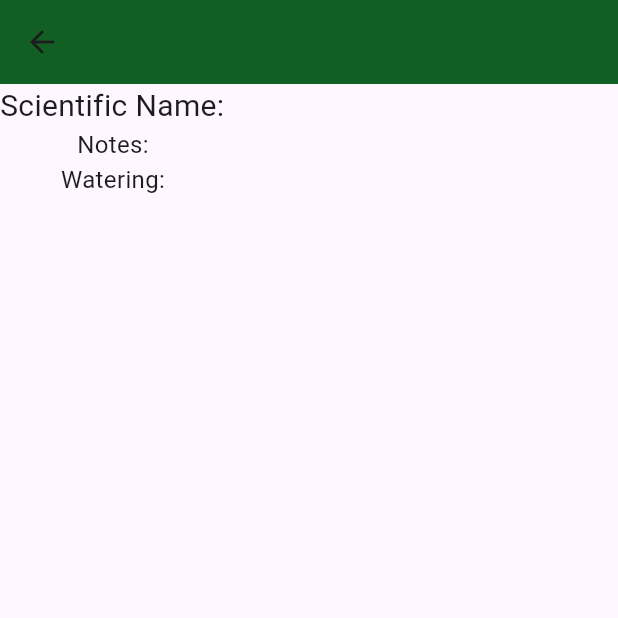
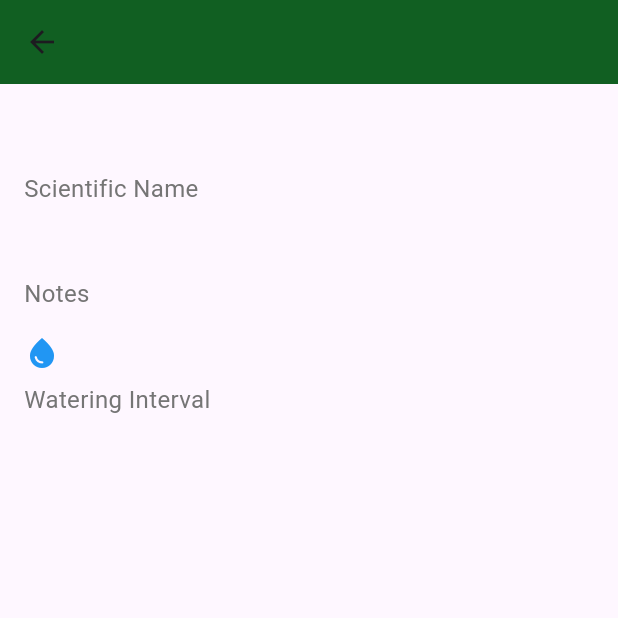
Before and after one commit to luizfeliperomero/plantarium-flutter, a Flutter app: the PlantDetails screen opened directly with empty values, on a phone screen of 412 x 824 dp, the top half of it. Run offline on Flutter 3.47's test engine with Material 3 defaults, Android fonts, the phone set to English and light mode, and no system bars; our stand-ins replace flutter_easyloading, flutter_signin_button, google_sign_in, image_picker, sqflite; accounts and stored records are empty; project files that could hold a hidden picture were left out.

Commit message:
Version 1

```diff
--- a/lib/controller/signup_controller.dart
+++ b/lib/controller/signup_controller.dart
@@ -14,7 +14,7 @@ class SignUpController extends ChangeNotifier {
         showTopImg = state;
         notifyListeners();
     }
-    signUp(User user) async {
+    signUp(User user, context) async {
         try {
             var response = await http.post(url, body: {
                 "first_name": user.firstName,
@@ -23,8 +23,10 @@ class SignUpController extends ChangeNotifier {
                 "email": user.email,
                 "password": user.password_,
             });
-            //print(jsonDecode(response.body));
             log(response.body);
+            if(response.statusCode == 200) {
+                Navigator.of(context).pushNamed("/signin");
+            }
         } catch(err) {
             print(err);
         }
--- a/lib/screens/create_garden.dart
+++ b/lib/screens/create_garden.dart
@@ -1,6 +1,7 @@
 import 'package:flutter/material.dart';
 import 'package:plantarium/model/garden.dart';
 import 'package:plantarium/service/garden_service.dart';
+import 'package:plantarium/service/route_guard_service.dart';
 
 class CreateGarden extends StatelessWidget {
   TextEditingController _gardenNameController = TextEditingController();
@@ -42,7 +43,7 @@ class CreateGarden extends StatelessWidget {
                   String gardenName = _gardenNameController.text;
                   Garden garden = Garden(gardenName, 1);
                   GardenService().saveGarden(garden);
-                  print('Garden Name: $gardenName');
+                  RouteGuardService.navigate(context);
                 },
                 child: Padding(
                   padding: EdgeInsets.symmetric(vertical: 16.0, horizontal: 32.0),
--- a/lib/screens/garden.dart
+++ b/lib/screens/garden.dart
@@ -1,3 +1,5 @@
+import 'dart:developer';
+
 import 'package:flutter/material.dart';
 import 'package:flutter_easyloading/flutter_easyloading.dart';
 import 'package:plantarium/model/plant.dart';
@@ -83,6 +85,7 @@ class GardenState extends State<GardenScreen>{
                       plant.gardenId = garden.gardenId;
                       plantService.save(plant);
                       EasyLoading.dismiss();
+                      _refreshPlants();
                     });
                   });
                 },
--- a/lib/screens/plant_details.dart
+++ b/lib/screens/plant_details.dart
@@ -2,7 +2,6 @@ import 'package:flutter/material.dart';
 import 'package:plantarium/model/plant.dart';
 
 class PlantDetails extends StatelessWidget {
-
   @override
   Widget build(BuildContext context) {
     final Plant plant = ModalRoute.of(context)?.settings.arguments as Plant;
@@ -12,13 +11,65 @@ class PlantDetails extends StatelessWidget {
         centerTitle: true,
         backgroundColor: Color(0xff115f22),
       ),
-            body: Column(
+      body: Padding(
+        padding: const EdgeInsets.all(16.0),
+        child: Column(
+          crossAxisAlignment: CrossAxisAlignment.start,
           children: [
-                Text("Scientific Name: " + plant.scientificName, style: TextStyle(fontSize: 20)),
-                Text("Notes: " + plant.notes, style: TextStyle(fontSize: 16)),
-              Text("Watering: " + plant.wateringInterval, style: TextStyle(fontSize: 16)),
-            ]
-        )
+            Text(
+              plant.scientificName,
+              style: TextStyle(
+                fontSize: 24,
+                fontWeight: FontWeight.bold,
+              ),
+            ),
+            SizedBox(height: 8),
+            Text(
+              "Scientific Name",
+              style: TextStyle(
+                fontSize: 16,
+                color: Colors.grey[600],
+              ),
+            ),
+            SizedBox(height: 16),
+            Text(
+              plant.notes,
+              style: TextStyle(fontSize: 16),
+            ),
+            SizedBox(height: 8),
+            Text(
+              "Notes",
+              style: TextStyle(
+                fontSize: 16,
+                color: Colors.grey[600],
+              ),
+            ),
+            SizedBox(height: 16),
+            Row(
+              crossAxisAlignment: CrossAxisAlignment.start,
+              children: [
+                Icon(Icons.water_drop, color: Colors.blue),
+                SizedBox(width: 8),
+                Expanded(
+                  child: Text(
+                    plant.wateringInterval,
+                    style: TextStyle(fontSize: 16),
+                    overflow: TextOverflow.visible,
+                  ),
+                ),
+              ],
+            ),
+            SizedBox(height: 8),
+            Text(
+              "Watering Interval",
+              style: TextStyle(
+                fontSize: 16,
+                color: Colors.grey[600],
+              ),
+            ),
+          ],
+        ),
+      ),
     );
   }
 }
--- a/lib/service/plant_detection_service.dart
+++ b/lib/service/plant_detection_service.dart
@@ -1,4 +1,4 @@
-import "dart:convert";
+import "dart:developer";
 
 import "package:http/http.dart" as http;
 
@@ -10,6 +10,8 @@ class PlantDetectionService {
       final response = await http.post(url, body: {
        "image" : base64Image
       });
+      log("DETECTION SERVICE");
+      log(response.body);
       return response.body;
     } catch(err) {
       print(err);
--- a/lib/service/plant_service.dart
+++ b/lib/service/plant_service.dart
@@ -1,3 +1,5 @@
+import 'dart:developer';
+
 import 'package:plantarium/model/garden.dart';
 import 'package:plantarium/model/plant.dart';
 import "package:http/http.dart" as http;
@@ -10,6 +12,7 @@ class PlantService {
   var url = Uri.http("${api}", "api/v1/plant/save");
 
   void save(Plant plant) async {
+    log("IN PLANT SERVICE");
     try {
       User user = await SQLHelper.getUser();
       await http.post(url, body: {
--- a/lib/widgets/signup_form.dart
+++ b/lib/widgets/signup_form.dart
@@ -1,3 +1,5 @@
+import "dart:developer";
+
 import "package:flutter/material.dart";
 import "package:plantarium/controller/signup_controller.dart";
 import "package:plantarium/model/user.dart";
@@ -192,9 +194,9 @@ class SignUpFormStep extends State<SignUpForm> {
     }
 
     Future createUser() async {
-        User user = User(firstNameTEC.text, lastNameTEC.text, emailTEC.text, false, phoneNumberTEC.text, passwordTEC.text);
+        User user = User(firstNameTEC.text, lastNameTEC.text, emailTEC.text, false, phoneNumberTEC.text, passwordTEC.text, "");
         //SQLHelper.createUser(user);
-        SignUpController.instance.signUp(user);
+        SignUpController.instance.signUp(user, context);
         //Navigator.of(context).pushNamed("/signin");
     }
 
```
Also changed, not shown: lib/model/plant.dart (+15 -0 lines). Lines whose indentation alone changed are shown as unchanged.
